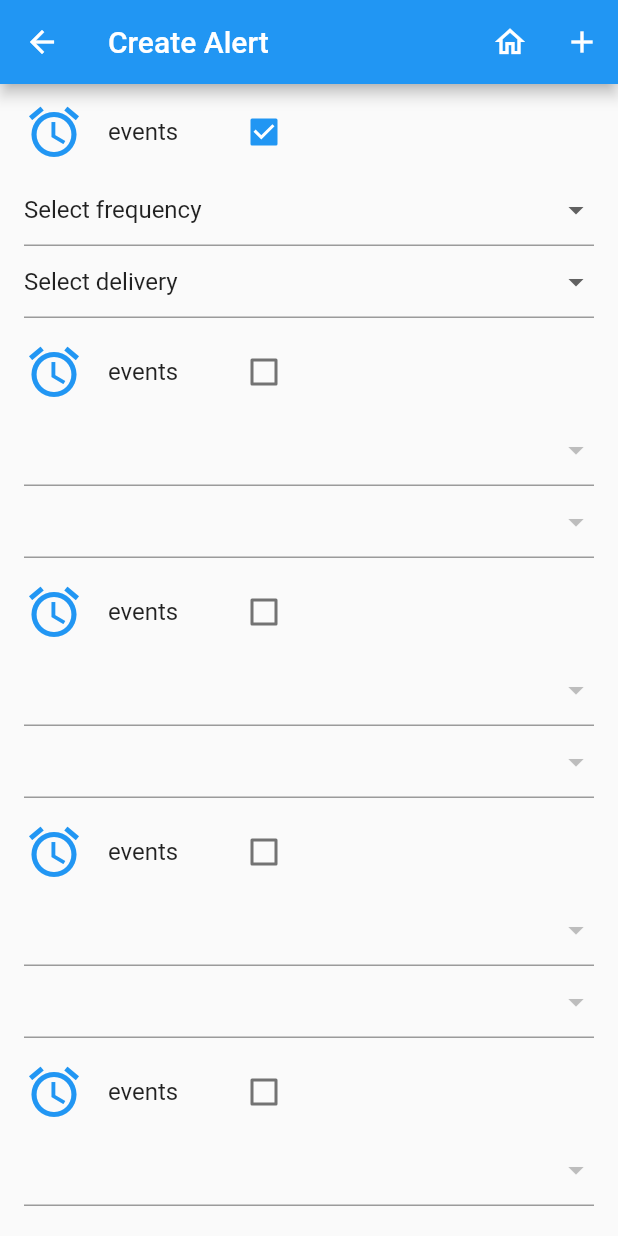
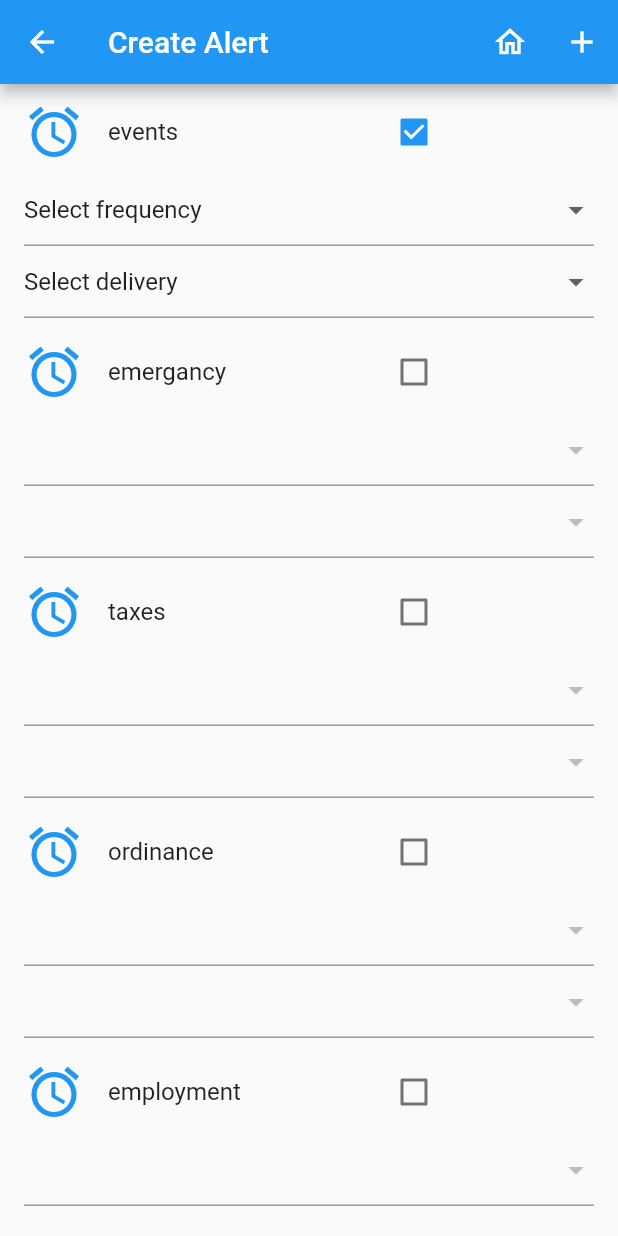
Before and after one commit to billp72/municipalMessaging, a Flutter app: the CreateAlert screen opened directly, after a tap on "events", on a phone screen of 412 x 824 dp. Run offline on Flutter 3.47's test engine with Material 2 defaults, Android fonts, the phone set to English and light mode, and no system bars; our stand-ins replace cloud_firestore, cloud_functions, firebase_auth, firebase_core, responsive_grid, shared_preferences; accounts and stored records are empty.

Commit message:
alerts page

```diff
--- a/lib/navigation/flexList/listAlert.dart
+++ b/lib/navigation/flexList/listAlert.dart
@@ -73,7 +73,7 @@ class _MyStatefulWidgetState extends State<MessageItem>
             value: isChecked,
             secondary: Icon(MyIconData(hex), color: Colors.blue, size: 40.0),
             contentPadding: const EdgeInsets.only(
-              right: 200.0,
+              right: 100.0,
             ),
             onChanged: (value) {
               setState(() {
--- a/lib/navigation/screens/createAlert.dart
+++ b/lib/navigation/screens/createAlert.dart
@@ -40,28 +40,38 @@ class _MyHomePageState extends State<CreateAlert> {
       List<Map<String, dynamic>> copyOfList = List.from(submittedValues);
       copyOfList.asMap().forEach((key, value) {
         if (value["type"] == val["type"]) {
-          print(value["type"]);
-          print(val["type"]);
-          print(key);
           // ignore: list_remove_unrelated_type
           submittedValues.removeAt(key);
         }
       });
     }
-    print(submittedValues);
   }
 
   _formatListTypes(int i, data) {
     return MessageItem(
-        hex: 0xe738, body: 'events', submitAlert: _captureSubmitted);
+        hex: data[i]["hex"],
+        body: data[i]["body"],
+        submitAlert: _captureSubmitted);
   }
+
+  List<Map<String, Object>> data1 = [
+    {"hex": 0xe738, "body": "events"},
+    {"hex": 0xe738, "body": "emergancy"},
+    {"hex": 0xe738, "body": "taxes"},
+    {"hex": 0xe738, "body": "ordinance"},
+    {"hex": 0xe738, "body": "employment"},
+    {"hex": 0xe738, "body": "publicworks"},
+    {"hex": 0xe738, "body": "road_closers"},
+    {"hex": 0xe738, "body": "construction"}
+  ];
 
   Future _loadUserInfo() async {
     // _username = await state.getMap("USER");
     // final resp =
     //     await callable.call(<String, dynamic>{'uid': _username['uid']});
     // final data = resp.data;
-    final items = List<ListItem>.generate(10, (i) => _formatListTypes(i, {}));
+    final items = List<ListItem>.generate(
+        data1.length, (i) => _formatListTypes(i, data1));
 
     return items;
   }
```
